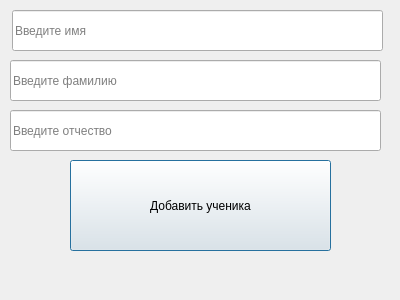
Old version of the form secondinputform.ui in the repository Near8954/library_system.
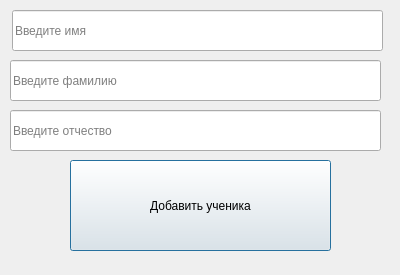
New version of the form.

The edit to the form file:
```diff
--- a/secondinputform.ui
+++ b/secondinputform.ui
@@ -7,7 +7,7 @@
     <x>0</x>
     <y>0</y>
     <width>400</width>
-    <height>300</height>
+    <height>275</height>
    </rect>
   </property>
   <property name="windowTitle">
```
